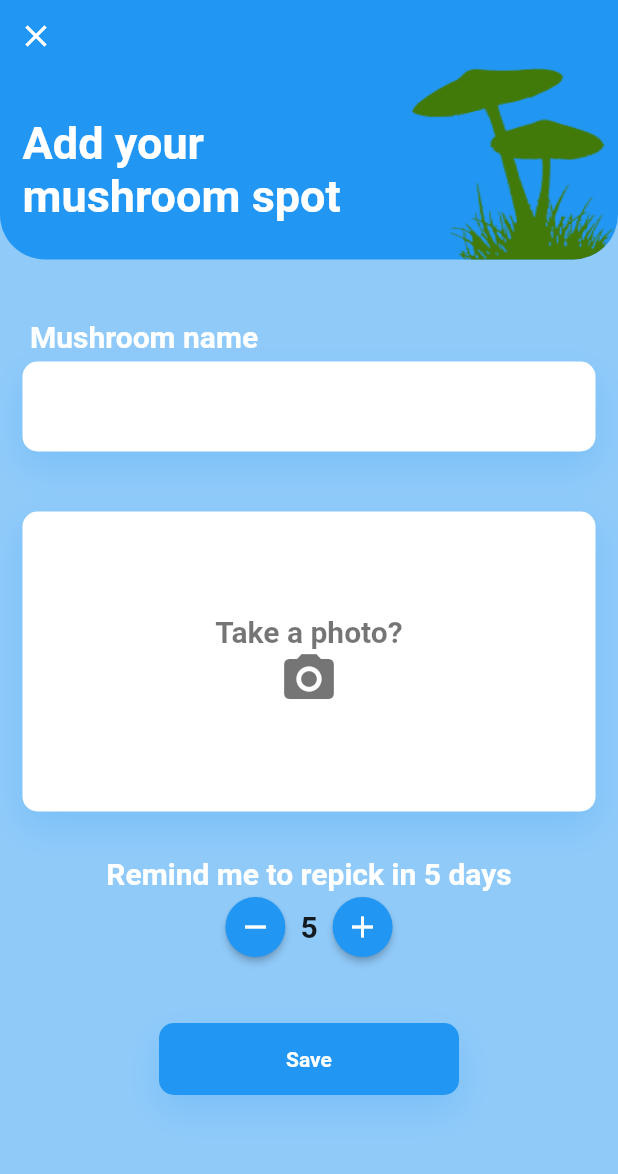
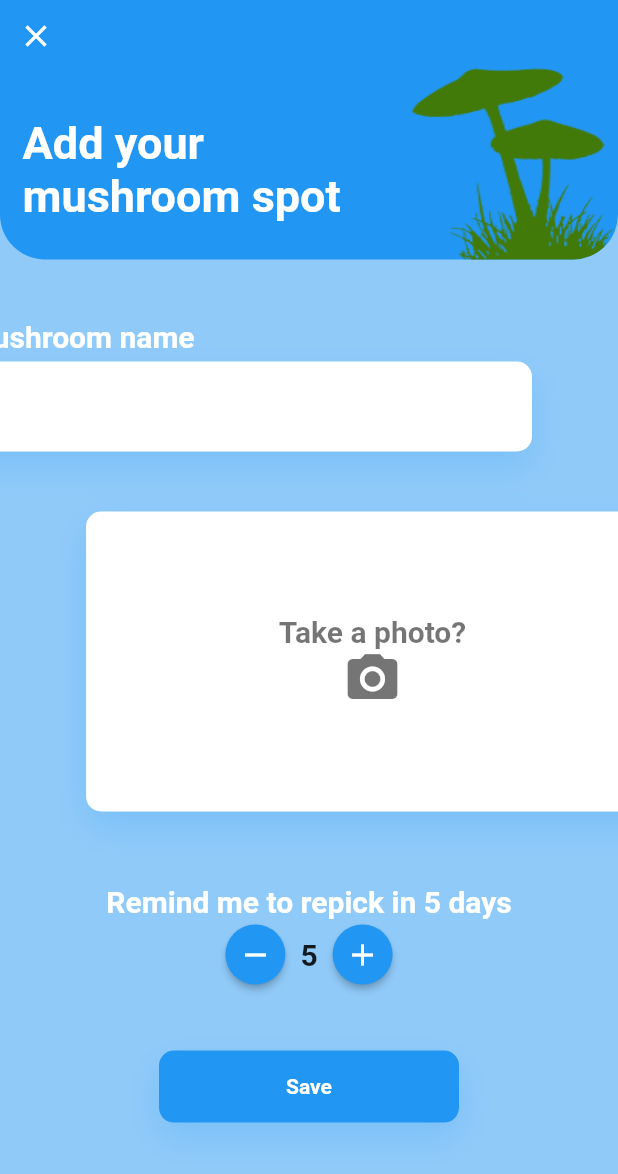
Before and after one commit to carekb684/MyShrooms, a Flutter app: the screen it shows after launch, after a tap on the "add" icon, on a phone screen of 412 x 824 dp. Shown: the top 1174 px of the screen. Run offline on Flutter 3.47's test engine with Material 2 defaults, Android fonts, the phone set to English and light mode, and no system bars; our stand-ins replace device_preview, flutter_keyboard_visibility, google_maps_flutter, image_picker, location, photo_view and 2 more; missing offline and left inert: ndialog, random_color_scheme, thumbnailer; accounts and stored records are empty.

Commit message:
add shrooms transition

```diff
--- /dev/null
+++ b/lib/animations/add_shroom_slide_animation.dart
@@ -0,0 +1,31 @@
+import 'package:flutter/material.dart';
+
+class SlideInAnimation extends StatelessWidget {
+
+  SlideInAnimation({this.child, this.begin, this.end, this.interval, this.animation});
+
+  Widget child;
+  Offset begin;
+  Offset end;
+  Animation<double> animation;
+  Interval interval;
+
+  @override
+  Widget build(BuildContext context) {
+
+    return AnimatedBuilder(
+        animation: animation,
+        builder: (context, child) {
+          return SlideTransition(
+            child: child,
+            position: Tween<Offset>(begin: begin, end: end).animate(
+                CurvedAnimation(
+                  curve: interval,
+                  parent: animation,
+                )));
+        },
+        child: child,
+    );
+  }
+
+}
--- /dev/null
+++ b/lib/animations/add_shrooms_transition.dart
@@ -0,0 +1,21 @@
+import 'package:flutter/material.dart';
+import 'package:my_shrooms/screens/add_shrooms.dart';
+
+class SlideInRightTransition extends PageRouteBuilder {
+  Duration duration;
+  Widget Function(BuildContext context, Animation<double> animation, Animation<double> secondaryAnimation) pageBuilder;
+
+  SlideInRightTransition({this.duration, this.pageBuilder}) : super(
+      pageBuilder: pageBuilder,
+      transitionDuration: duration,
+      transitionsBuilder: (BuildContext context, Animation<double> animation, Animation<double> secondaryAnimation, Widget child) {
+        return SlideTransition(
+          position: Tween<Offset>(
+            begin: const Offset(-1.0, 0.0),
+            end: Offset.zero,
+          ).animate(CurvedAnimation(parent: animation, curve: Interval(0, 0.3, curve: Curves.easeInCubic))),
+          child: child,
+        );
+      }
+  );
+}
--- a/lib/screens/add_shrooms.dart
+++ b/lib/screens/add_shrooms.dart
@@ -6,6 +6,7 @@ import 'package:flutter/material.dart';
 import 'package:flutter_keyboard_visibility/flutter_keyboard_visibility.dart';
 import 'package:image_picker/image_picker.dart';
 import 'package:location/location.dart';
+import 'package:my_shrooms/animations/add_shroom_slide_animation.dart';
 import 'package:my_shrooms/animations/fade_in.dart';
 import 'package:my_shrooms/custom_widget/counter.dart';
 import 'package:my_shrooms/inheritedwidgets/shroom_locations.dart';
@@ -18,6 +19,10 @@ import 'package:thumbnailer/thumbnailer.dart';
 import 'package:my_shrooms/util/file.dart';
 
 class AddShrooms extends StatefulWidget {
+
+  AddShrooms({this.transitionAnimation});
+  final Animation<double> transitionAnimation;
+
   @override
   _AddShroomsState createState() => _AddShroomsState();
 }
@@ -70,15 +75,23 @@ class _AddShroomsState extends State<AddShrooms> {
           color: Theme.of(context).colorScheme.background,
           child: Column(
             children: [
+              //######
               //HEADER
-              Container(
+              SlideInAnimation(
+                  animation: widget.transitionAnimation,
+                  begin: Offset(0, -1), end: Offset(0,0),
+                  interval: Interval(0.3, 0.5, curve: Curves.easeOutCubic),
+                  child: Container(
                       width: double.infinity,
                       decoration: BoxDecoration(
                           color: Theme.of(context).colorScheme.primary,
                           borderRadius: BorderRadius.only(bottomLeft: Radius.circular(30), bottomRight: Radius.circular(30),),
                           image: DecorationImage(image: AssetImage('assets/images/myShrooomHeader.png'), fit: BoxFit.fill)
                       ),
-                child: Column(
+                      child:
+                      //######
+                      //MUSHROOM NAME
+                      Column(
                         crossAxisAlignment: CrossAxisAlignment.start,
                         children: [
                           SafeArea(child: IconButton(icon: Icon(Icons.close), color: Theme.of(context).colorScheme.onPrimary, onPressed: ()=> Navigator.pop(context))),
@@ -102,9 +115,9 @@ class _AddShroomsState extends State<AddShrooms> {
 
                           SizedBox(height: 25),
 
-
                         ],
                       )
+                  ),
               ),
 
               SizedBox(height: 40,),
@@ -117,10 +130,19 @@ class _AddShroomsState extends State<AddShrooms> {
                   child: Column(
                     crossAxisAlignment: CrossAxisAlignment.start,
                     children: [
+
+                      SlideInAnimation(
+                          animation: widget.transitionAnimation,
+                          begin: Offset(-1.2, 0), end: Offset(0,0),
+                          interval: Interval(0.4, 1.0, curve: Curves.easeOutCubic),
+                          child: Column(
+                            crossAxisAlignment: CrossAxisAlignment.start,
+                            children: [
                               Padding(
                                 padding: const EdgeInsets.only(left: 5),
                                 child: Text("Mushroom name", style: TextStyle(fontSize: 20, fontWeight: FontWeight.bold, color: Theme.of(context).colorScheme.onBackground)),
                               ),
+
                               SizedBox(height: 5,),
                               Container(
                                 decoration: WidgetUtil.boxDecorationBlur(context, Colors.white),
@@ -135,10 +157,19 @@ class _AddShroomsState extends State<AddShrooms> {
                                   ),
                                 ),
                               ),
+                            ],
+                          ),
+                      ),
 
                       SizedBox(height: 40),
+                      //######
+                      //TAKE A PHOTO
 
-                      InkWell(
+                      SlideInAnimation(
+                          animation: widget.transitionAnimation,
+                          begin: Offset(1.2, 0), end: Offset(0,0),
+                          interval: Interval(0.4, 1.0, curve: Curves.easeOutCubic),
+                          child: InkWell(
                             onTap: getImage,
                             child: Container(
                               width: double.infinity,
@@ -147,9 +178,18 @@ class _AddShroomsState extends State<AddShrooms> {
                               child: getPhotoOrPlaceholder(context),
                             ),
                           ),
+                      ),
 
                       SizedBox(height: 30),
 
+                      //#####
+                      //REMIND TO REPICK + SAVE
+                      SlideInAnimation(
+                          animation: widget.transitionAnimation,
+                          begin: Offset(0, 1), end: Offset(0,0),
+                          interval: Interval(0.4, 1.0, curve: Curves.easeOutCubic),
+                        child: Column(
+                          children: [
                             Align(
                                 alignment: Alignment.center,
                                 child: Text("Remind me to repick in $_counterValue days", style: TextStyle(fontSize: 20, fontWeight: FontWeight.bold, color: Theme.of(context).colorScheme.onBackground))),
@@ -182,6 +222,9 @@ class _AddShroomsState extends State<AddShrooms> {
                               ),
                             ),
                             SizedBox(height: 40),
+                          ],
+                        ),
+                      ),
 
                   ],),
                 ),
--- a/lib/screens/home_map.dart
+++ b/lib/screens/home_map.dart
@@ -8,6 +8,7 @@ import 'package:flutter/material.dart';
 import 'package:google_maps_flutter/google_maps_flutter.dart';
 import 'package:image/image.dart';
 import 'package:location/location.dart';
+import 'package:my_shrooms/animations/add_shrooms_transition.dart';
 import 'package:my_shrooms/custom_widget/maps_marker.dart';
 import 'package:my_shrooms/inheritedwidgets/shroom_locations.dart';
 import 'package:my_shrooms/models/shroom_location.dart';
@@ -75,7 +76,14 @@ class _HomeMapState extends State<HomeMap> {
                     child: IconButton(
                       icon: Icon(Icons.add, color: Colors.white),
                       iconSize: 25,
-                      onPressed: () => Navigator.push(context, MaterialPageRoute(builder: (BuildContext context) => AddShrooms())),
+                      onPressed: () => Navigator.push(context,
+                          SlideInRightTransition(
+                            duration: Duration(milliseconds: 1500),
+                            pageBuilder: (context, animation, secondaryAnimation){
+                              return AddShrooms(transitionAnimation: animation);
+                              },
+                          ),
+                      ),
                     )
                 ),
               ),
--- a/pubspec.yaml
+++ b/pubspec.yaml
@@ -38,6 +38,7 @@ dependencies:
   path_provider: ^1.6.18
   ndialog: ^3.1.0
   photo_view: ^0.10.2
+  page_transition: ^1.1.7+2
 
   cupertino_icons: ^1.0.0
 
```
Also changed, not shown: pubspec.lock. Lines whose indentation alone changed are shown as unchanged.
